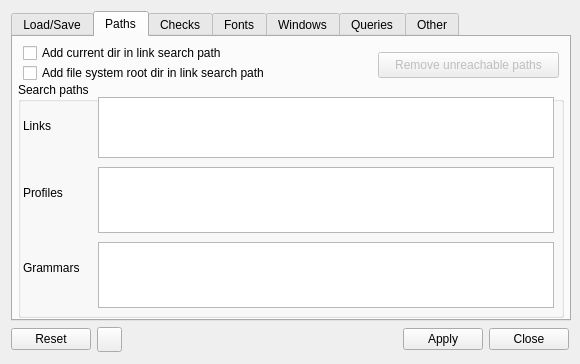
Above: CGNS/NAV/T/Q7OptionsWindow.ui from pyCGNS/pyCGNS before the change. Below: the same form after it.
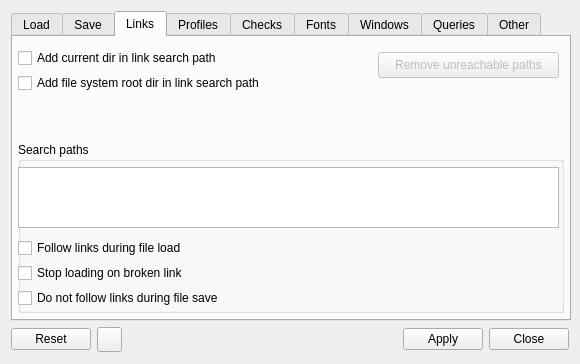
That is the form after the change. The open tabs and pages were chosen to show the change. Icons and pictures are not drawn.

```diff
--- a/CGNS/NAV/T/Q7OptionsWindow.ui
+++ b/CGNS/NAV/T/Q7OptionsWindow.ui
@@ -66,7 +66,7 @@
        </property>
        <widget class="QWidget" name="tab_1">
         <attribute name="title">
-         <string>Load/Save</string>
+         <string>Load</string>
         </attribute>
         <widget class="QCheckBox" name="__O_recursivetreedisplay">
          <property name="geometry">
@@ -107,32 +107,6 @@
           <string>Do not dispay large data</string>
          </property>
         </widget>
-        <widget class="QCheckBox" name="__O_followlinksatload">
-         <property name="geometry">
-          <rect>
-           <x>10</x>
-           <y>170</y>
-           <width>274</width>
-           <height>22</height>
-          </rect>
-         </property>
-         <property name="text">
-          <string>Follow links during file load</string>
-         </property>
-        </widget>
-        <widget class="QCheckBox" name="__O_donotfollowlinksatsave">
-         <property name="geometry">
-          <rect>
-           <x>10</x>
-           <y>210</y>
-           <width>274</width>
-           <height>22</height>
-          </rect>
-         </property>
-         <property name="text">
-          <string>Do not follow links during file save</string>
-         </property>
-        </widget>
         <widget class="QCheckBox" name="__O_donotloadlargearrays">
          <property name="geometry">
           <rect>
@@ -200,19 +174,6 @@
           <number>-1</number>
          </property>
         </widget>
-        <widget class="QCheckBox" name="__O_stoploadbrokenlinks">
-         <property name="geometry">
-          <rect>
-           <x>10</x>
-           <y>190</y>
-           <width>274</width>
-           <height>22</height>
-          </rect>
-         </property>
-         <property name="text">
-          <string>Stop loading on broken link</string>
-         </property>
-        </widget>
         <widget class="QCheckBox" name="__O_filterhdffiles">
          <property name="geometry">
           <rect>
@@ -317,6 +278,11 @@
           <string>Do not load node data if above:</string>
          </property>
         </widget>
+       </widget>
+       <widget class="QWidget" name="tab_8">
+        <attribute name="title">
+         <string>Save</string>
+        </attribute>
         <widget class="QCheckBox" name="__O_fileupdateremoveschildren">
          <property name="geometry">
           <rect>
@@ -333,13 +299,13 @@
        </widget>
        <widget class="QWidget" name="tab_2">
         <attribute name="title">
-         <string>Paths</string>
+         <string>Links</string>
         </attribute>
         <widget class="QCheckBox" name="__O_addcurrentdirinsearch">
          <property name="geometry">
           <rect>
-           <x>10</x>
-           <y>5</y>
+           <x>5</x>
+           <y>10</y>
            <width>274</width>
            <height>22</height>
           </rect>
@@ -354,8 +320,8 @@
         <widget class="QCheckBox" name="__O_addrootdirinsearch">
          <property name="geometry">
           <rect>
-           <x>10</x>
-           <y>25</y>
+           <x>5</x>
+           <y>35</y>
            <width>311</width>
            <height>22</height>
           </rect>
@@ -368,83 +334,63 @@
          <property name="geometry">
           <rect>
            <x>5</x>
-           <y>45</y>
+           <y>105</y>
            <width>546</width>
-           <height>236</height>
+           <height>171</height>
           </rect>
          </property>
          <property name="title">
           <string>Search paths</string>
          </property>
-         <widget class="QLabel" name="label_24">
-          <property name="geometry">
-           <rect>
-            <x>5</x>
-            <y>160</y>
-            <width>147</width>
-            <height>51</height>
-           </rect>
-          </property>
-          <property name="text">
-           <string>Grammars</string>
-          </property>
-         </widget>
-         <widget class="QLabel" name="label_7">
-          <property name="geometry">
-           <rect>
-            <x>5</x>
-            <y>85</y>
-            <width>147</width>
-            <height>51</height>
-           </rect>
-          </property>
-          <property name="text">
-           <string>Profiles</string>
-          </property>
-         </widget>
-         <widget class="QLabel" name="label_8">
-          <property name="geometry">
-           <rect>
-            <x>5</x>
-            <y>30</y>
-            <width>147</width>
-            <height>27</height>
-           </rect>
-          </property>
-          <property name="text">
-           <string>Links</string>
-          </property>
-         </widget>
-         <widget class="QPlainTextEdit" name="__O_grammarsearchpathlist">
-          <property name="geometry">
-           <rect>
-            <x>80</x>
-            <y>160</y>
-            <width>456</width>
-            <height>66</height>
-           </rect>
-          </property>
-         </widget>
-         <widget class="QPlainTextEdit" name="__O_profilesearchpathlist">
-          <property name="geometry">
-           <rect>
-            <x>80</x>
-            <y>85</y>
-            <width>456</width>
-            <height>66</height>
-           </rect>
-          </property>
-         </widget>
          <widget class="QPlainTextEdit" name="__O_linksearchpathlist">
           <property name="geometry">
            <rect>
-            <x>80</x>
-            <y>15</y>
-            <width>456</width>
+            <x>0</x>
+            <y>25</y>
+            <width>541</width>
             <height>61</height>
            </rect>
           </property>
          </widget>
+         <widget class="QCheckBox" name="__O_followlinksatload">
+          <property name="geometry">
+           <rect>
+            <x>0</x>
+            <y>95</y>
+            <width>274</width>
+            <height>22</height>
+           </rect>
+          </property>
+          <property name="text">
+           <string>Follow links during file load</string>
+          </property>
+         </widget>
+         <widget class="QCheckBox" name="__O_stoploadbrokenlinks">
+          <property name="geometry">
+           <rect>
+            <x>0</x>
+            <y>120</y>
+            <width>274</width>
+            <height>22</height>
+           </rect>
+          </property>
+          <property name="text">
+           <string>Stop loading on broken link</string>
+          </property>
+         </widget>
+         <widget class="QCheckBox" name="__O_donotfollowlinksatsave">
+          <property name="geometry">
+           <rect>
+            <x>0</x>
+            <y>145</y>
+            <width>274</width>
+            <height>22</height>
+           </rect>
+          </property>
+          <property name="text">
+           <string>Do not follow links during file save</string>
+          </property>
+         </widget>
         </widget>
         <widget class="QPushButton" name="pushButton">
          <property name="enabled">
@@ -463,6 +409,47 @@
          </property>
         </widget>
        </widget>
+       <widget class="QWidget" name="tab_7">
+        <attribute name="title">
+         <string>Profiles</string>
+        </attribute>
+        <widget class="QGroupBox" name="groupBox_4">
+         <property name="geometry">
+          <rect>
+           <x>5</x>
+           <y>5</y>
+           <width>546</width>
+           <height>96</height>
+          </rect>
+         </property>
+         <property name="title">
+          <string>Search paths</string>
+         </property>
+         <widget class="QPlainTextEdit" name="__O_profilesearchpathlist">
+          <property name="geometry">
+           <rect>
+            <x>0</x>
+            <y>25</y>
+            <width>541</width>
+            <height>66</height>
+           </rect>
+          </property>
+         </widget>
+        </widget>
+        <widget class="QCheckBox" name="__O_recursivesidspatternsload">
+         <property name="geometry">
+          <rect>
+           <x>5</x>
+           <y>105</y>
+           <width>274</width>
+           <height>22</height>
+          </rect>
+         </property>
+         <property name="text">
+          <string>Recursive SIDS patterns load</string>
+         </property>
+        </widget>
+       </widget>
        <widget class="QWidget" name="tab_6">
         <attribute name="title">
          <string>Checks</string>
@@ -585,6 +572,52 @@
            <bool>false</bool>
           </property>
          </widget>
+         <widget class="QPlainTextEdit" name="__O_grammarsearchpathlist">
+          <property name="geometry">
+           <rect>
+            <x>0</x>
+            <y>130</y>
+            <width>536</width>
+            <height>66</height>
+           </rect>
+          </property>
+         </widget>
+         <widget class="QLabel" name="label_24">
+          <property name="geometry">
+           <rect>
+            <x>0</x>
+            <y>95</y>
+            <width>147</width>
+            <height>51</height>
+           </rect>
+          </property>
+          <property name="text">
+           <string>&lt;html&gt;&lt;head/&gt;&lt;body&gt;&lt;p&gt;&lt;span style=&quot; font-weight:600;&quot;&gt;Search paths&lt;/span&gt;&lt;/p&gt;&lt;/body&gt;&lt;/html&gt;</string>
+          </property>
+         </widget>
+        </widget>
+        <widget class="QLabel" name="label_25">
+         <property name="geometry">
+          <rect>
+           <x>385</x>
+           <y>10</y>
+           <width>111</width>
+           <height>16</height>
+          </rect>
+         </property>
+         <property name="text">
+          <string>Grammar keys</string>
+         </property>
+        </widget>
+        <widget class="QPlainTextEdit" name="__O_valkeylist">
+         <property name="geometry">
+          <rect>
+           <x>385</x>
+           <y>30</y>
+           <width>156</width>
+           <height>156</height>
+          </rect>
+         </property>
         </widget>
        </widget>
        <widget class="QWidget" name="tab_3">
```
Left out of the diff: 153 changed lines with no effect on the pictures.
